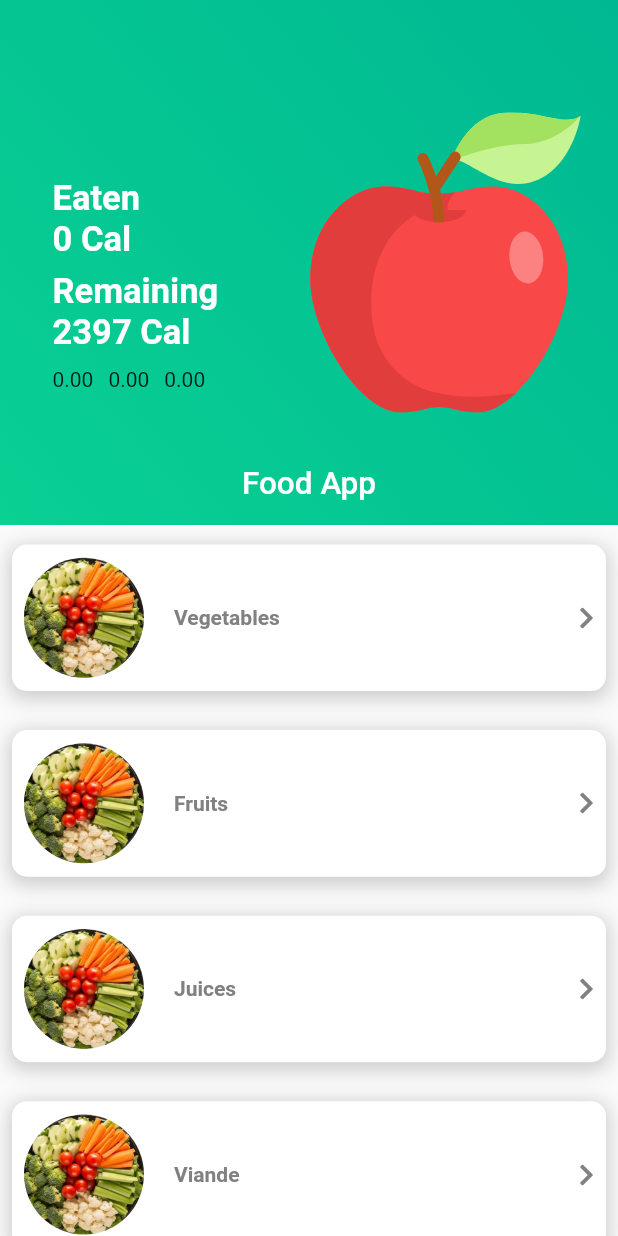
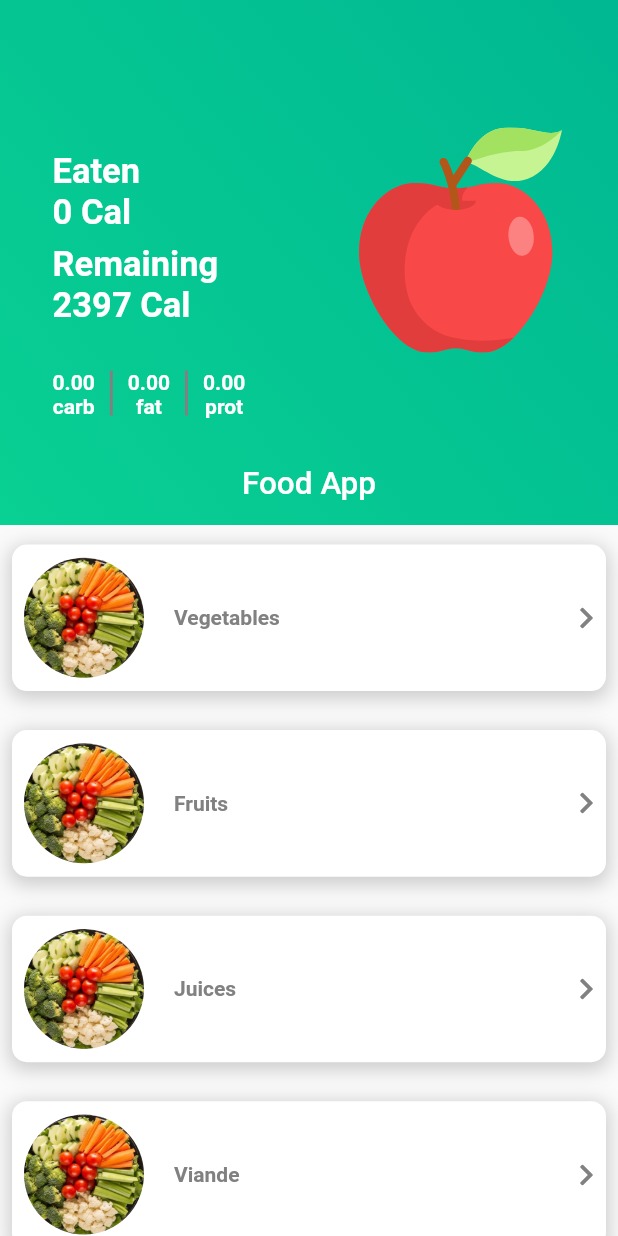
Before and after one commit to ahmed-elmenan/calories_in_food_app, a Flutter app: the screen it shows after launch, on a phone screen of 412 x 824 dp. Run offline on Flutter 3.47's test engine with Material 2 defaults, Android fonts, the phone set to English and light mode, and no system bars; our stand-ins replace flutter_svg, font_awesome_flutter.

Commit message:
add verticalDivider in home header between macropregrames

```diff
--- a/lib/features/home/presentation/pages/home_page.dart
+++ b/lib/features/home/presentation/pages/home_page.dart
@@ -1,4 +1,3 @@
-
 import 'package:fapp/core/consts/food_categories.dart';
 import 'package:fapp/features/home/presentation/widgets/food_card.dart';
 import 'package:fapp/features/home/presentation/widgets/home_header.dart';
@@ -10,7 +9,6 @@ class SilverAppBarExample extends StatefulWidget {
 }
 
 class _SilverAppBarExampleState extends State<SilverAppBarExample> {
-
   @override
   Widget build(BuildContext context) {
     return MaterialApp(
--- a/lib/features/home/presentation/widgets/card_details.dart
+++ b/lib/features/home/presentation/widgets/card_details.dart
@@ -82,7 +82,7 @@ class _Card_detailsState extends State<Card_details> {
             children: <Widget>[
               _Columns(widget.categorieModel.proteins.toString(), "proteins."),
               _Columns(widget.categorieModel.fat.toString(), "fat."),
-              _Columns(widget.categorieModel.carb.toString(), "carb."),
+              _Columns(widget.categorieModel.carb.toString(), "carsb."),
               _Columns(widget.categorieModel.calories.toString(), "Kcal."),
               Column(
                 children: <Widget>[
--- a/lib/features/home/presentation/widgets/home_header.dart
+++ b/lib/features/home/presentation/widgets/home_header.dart
@@ -12,6 +12,27 @@ class HomeHeader extends StatefulWidget {
 class _HomeHeaderState extends State<HomeHeader> {
   TextStyle headertextStyle =
       TextStyle(color: Colors.white, fontSize: 23, fontWeight: FontWeight.bold);
+
+  Widget verticalDivider() {
+    return Container(
+      width: 2,
+      height: 30,
+      margin: EdgeInsets.symmetric(horizontal: 10),
+      color: Color(0xFF818182),
+    );
+  }
+
+  Widget macroPerGrame(String name, String value) {
+    return Column(
+      children: [
+        Text("$value",
+            style: TextStyle(color: Colors.white, fontWeight: FontWeight.bold)),
+        Text("$name",
+            style: TextStyle(color: Colors.white, fontWeight: FontWeight.bold)),
+      ],
+    );
+  }
+
   @override
   Widget build(BuildContext context) {
     return Container(
@@ -35,25 +56,29 @@ class _HomeHeaderState extends State<HomeHeader> {
                 SizedBox(height: 8),
                 Text("Remaining", style: headertextStyle),
                 Text("2397 Cal", style: headertextStyle),
-                SizedBox(height: 10),
+                SizedBox(height: 30),
                 Row(
                   mainAxisAlignment: MainAxisAlignment.center,
                   crossAxisAlignment: CrossAxisAlignment.start,
                   children: [
-                    Text("${Card_details.carb.toStringAsFixed(2)}"),
-                    SizedBox(width: 10),
-                    Text("${Card_details.fat.toStringAsFixed(2)}"),
-                    SizedBox(width: 10),
-                    Text("${Card_details.proteins.toStringAsFixed(2)}"),
+                    macroPerGrame("carb", Card_details.carb.toStringAsFixed(2)),
+                    verticalDivider(),
+                    macroPerGrame("fat", Card_details.fat.toStringAsFixed(2)),
+                    verticalDivider(),
+                    macroPerGrame(
+                        "prot", Card_details.proteins.toStringAsFixed(2)),
                   ],
-                )
+                ),
               ],
             ),
           ),
-          SvgPicture.asset(
-            "assets/images/apple_home_logo.svg",
-            height: 200,
-          ),
+          Padding(
+            padding: EdgeInsets.only(bottom: 30, right: 15),
+            child: SvgPicture.asset(
+              "assets/images/apple_home_logo.svg",
+              height: 150,
+            ),
+          )
         ],
       ),
     );
```
Also changed, not shown: lib/features/home/presentation/pages/page_details.dart (+25 -0 lines).
